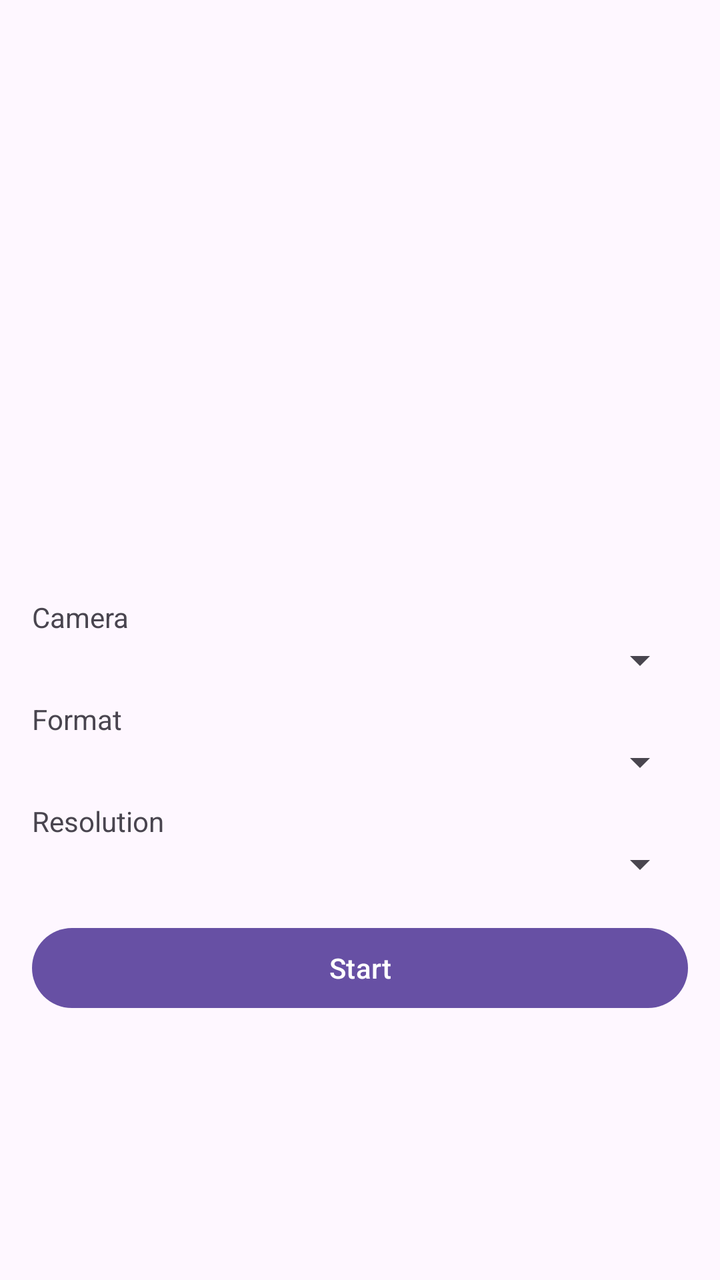
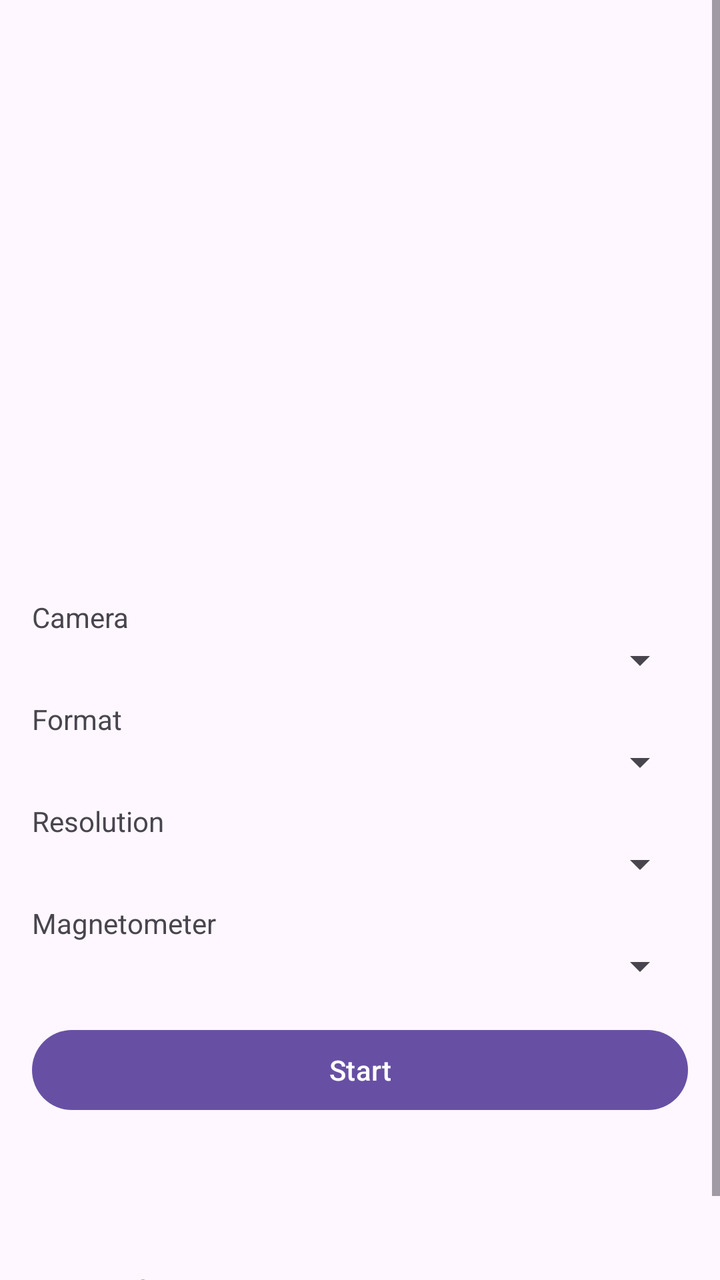

Before-and-after screenshots of an Android layout around one commit, followed by the original layout XML and the change that was made.
<!-- AndroidManifest.xml: application theme Theme.Grabbure -->
<!-- res/layout/activity_camera.xml -->
<?xml version="1.0" encoding="utf-8"?>
<ScrollView xmlns:android="http://schemas.android.com/apk/res/android"
    android:layout_width="match_parent"
    android:layout_height="match_parent">

    <LinearLayout
        android:layout_width="match_parent"
        android:layout_height="wrap_content"
        android:orientation="vertical"
        android:padding="16dp">

        <TextureView
            android:id="@+id/preview"
            android:layout_width="match_parent"
            android:layout_height="240dp" />

        <TextView
            android:id="@+id/master"
            android:layout_width="match_parent"
            android:layout_height="wrap_content"
            android:paddingTop="12dp"
            android:textAppearance="?attr/textAppearanceBodyMedium" />

        <TextView
            android:layout_width="match_parent"
            android:layout_height="wrap_content"
            android:paddingTop="12dp"
            android:text="@string/camera_label" />

        <Spinner
            android:id="@+id/camera"
            android:layout_width="match_parent"
            android:layout_height="wrap_content" />

        <TextView
            android:layout_width="match_parent"
            android:layout_height="wrap_content"
            android:paddingTop="8dp"
            android:text="@string/format_label" />

        <Spinner
            android:id="@+id/format"
            android:layout_width="match_parent"
            android:layout_height="wrap_content" />

        <TextView
            android:layout_width="match_parent"
            android:layout_height="wrap_content"
            android:paddingTop="8dp"
            android:text="@string/resolution_label" />

        <Spinner
            android:id="@+id/resolution"
            android:layout_width="match_parent"
            android:layout_height="wrap_content" />

        <Button
            android:id="@+id/start"
            android:layout_width="match_parent"
            android:layout_height="wrap_content"
            android:layout_marginTop="16dp"
            android:text="@string/start" />

        <TextView
            android:id="@+id/status"
            android:layout_width="match_parent"
            android:layout_height="wrap_content"
            android:paddingTop="12dp"
            android:textAppearance="?attr/textAppearanceBodyMedium" />
    </LinearLayout>
</ScrollView>
<!-- resources referenced by this layout -->
<resources>
  <string name="camera_label">Camera</string>
  <string name="format_label">Format</string>
  <string name="resolution_label">Resolution</string>
  <string name="start">Start</string>
  <style name="Theme.Grabbure" parent="Theme.Material3.DayNight.NoActionBar" />
</resources>

<!-- the commit's change to res/layout/activity_camera.xml (unified diff, before → after) -->
@@ -12,7 +12,8 @@
         <TextureView
             android:id="@+id/preview"
             android:layout_width="match_parent"
-            android:layout_height="240dp" />
+            android:layout_height="240dp"
+            android:layout_gravity="center_horizontal" />
 
         <TextView
             android:id="@+id/master"
@@ -54,6 +55,17 @@
             android:layout_width="match_parent"
             android:layout_height="wrap_content" />
 
+        <TextView
+            android:layout_width="match_parent"
+            android:layout_height="wrap_content"
+            android:paddingTop="8dp"
+            android:text="@string/mag_rate_label" />
+
+        <Spinner
+            android:id="@+id/magRate"
+            android:layout_width="match_parent"
+            android:layout_height="wrap_content" />
+
         <Button
             android:id="@+id/start"
             android:layout_width="match_parent"
@@ -67,5 +79,28 @@
             android:layout_height="wrap_content"
             android:paddingTop="12dp"
             android:textAppearance="?attr/textAppearanceBodyMedium" />
+
+        <TextView
+            android:id="@+id/rates"
+            android:layout_width="match_parent"
+            android:layout_height="wrap_content"
+            android:paddingTop="12dp"
+            android:textSize="14sp"
+            android:typeface="monospace" />
+
+        <Button
+            android:id="@+id/details"
+            style="?android:attr/buttonBarButtonStyle"
+            android:layout_width="wrap_content"
+            android:layout_height="wrap_content"
+            android:text="@string/details" />
+
+        <TextView
+            android:id="@+id/topics"
+            android:layout_width="match_parent"
+            android:layout_height="wrap_content"
+            android:textSize="14sp"
+            android:typeface="monospace"
+            android:visibility="gone" />
     </LinearLayout>
 </ScrollView>
<!-- resource entries referenced after the edit -->
@@ -1,7 +1,9 @@
 <!-- resources referenced by this layout -->
 <resources>
   <string name="camera_label">Camera</string>
+  <string name="details">Details</string>
   <string name="format_label">Format</string>
+  <string name="mag_rate_label">Magnetometer</string>
   <string name="resolution_label">Resolution</string>
   <string name="start">Start</string>
   <style name="Theme.Grabbure" parent="Theme.Material3.DayNight.NoActionBar" />
